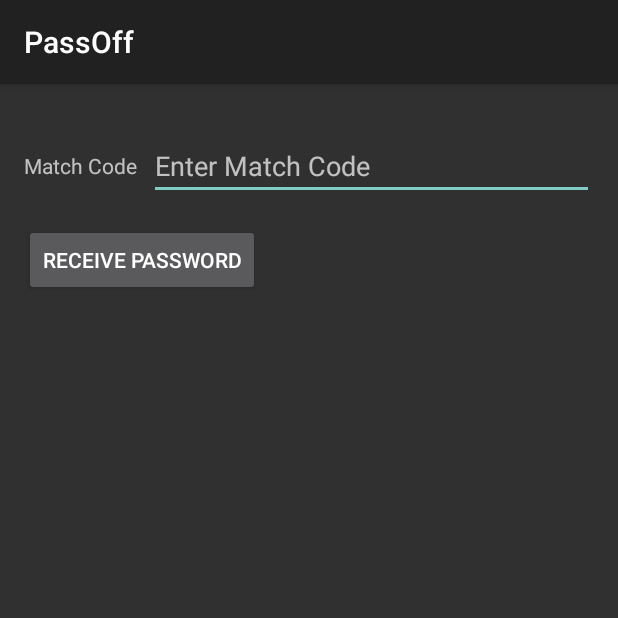
After one commit to BenjaminDurette/PassOff-CS2063Project, an Android app built with Jetpack Compose: the QuickshareActivity screen opened directly, with no data from a screen before it, on a phone screen of 412 x 824 dp, the top half of it. The commit adds this screen. Run offline under Robolectric (Android 15) with nearby library versions, the phone set to English and light mode, and no system bars.

Commit message:
Quickshare WIP

```diff
--- a/app/src/main/java/com/example/passoff/MainActivity.kt
+++ b/app/src/main/java/com/example/passoff/MainActivity.kt
@@ -89,6 +89,9 @@ class MainActivity : AppCompatActivity() {
                 }
                 R.id.navigation_quickshare -> {
                     Toast.makeText(this, "Quickshare selected", Toast.LENGTH_SHORT).show()
+                    val intent = Intent(this, QuickshareActivity::class.java)
+                    intent.putExtra("isSenderMode", false)
+                    startActivity(intent)
                     true
                 }
                 else -> false
--- /dev/null
+++ b/app/src/main/res/layout/activity_quickshare.xml
@@ -0,0 +1,46 @@
+<?xml version="1.0" encoding="utf-8"?>
+<LinearLayout xmlns:android="http://schemas.android.com/apk/res/android"
+    xmlns:app="http://schemas.android.com/apk/res-auto"
+    android:layout_width="match_parent"
+    android:layout_height="match_parent"
+    android:orientation="vertical"
+    android:padding="16dp">
+
+    <LinearLayout
+        android:layout_width="match_parent"
+        android:layout_height="wrap_content"
+        android:orientation="horizontal"
+        android:layout_marginTop="16dp">
+
+        <TextView
+            android:id="@+id/matchCodeLabel"
+            android:layout_width="wrap_content"
+            android:layout_height="wrap_content"
+            android:text="Match Code"
+            android:layout_gravity="center_vertical" />
+
+        <EditText
+            android:id="@+id/matchCodeInput"
+            android:layout_width="0dp"
+            android:layout_height="wrap_content"
+            android:layout_weight="1"
+            android:hint="Enter Match Code"
+            android:layout_marginStart="8dp" />
+    </LinearLayout>
+
+    <Button
+        android:id="@+id/beginWaitingButton"
+        android:layout_width="wrap_content"
+        android:layout_height="wrap_content"
+        android:text="Share Password"
+        android:layout_marginTop="16dp" />
+
+    <TextView
+        android:id="@+id/sharedPasswordText"
+        android:layout_width="wrap_content"
+        android:layout_height="wrap_content"
+        android:text="Password shared successfully!"
+        android:visibility="gone"
+        android:layout_marginTop="16dp" />
+
+</LinearLayout>
```
Also changed, not shown: app/src/main/AndroidManifest.xml (+14 -0 lines), app/src/main/java/com/example/passoff/EncryptionUtils.kt (added, +29 -0 lines), app/src/main/java/com/example/passoff/QuickshareActivity.kt (added, +283 -0 lines), app/src/main/java/com/example/passoff/itemView.kt (+10 -0 lines), app/src/main/res/layout/activity_detail.xml (+11 -0 lines).
